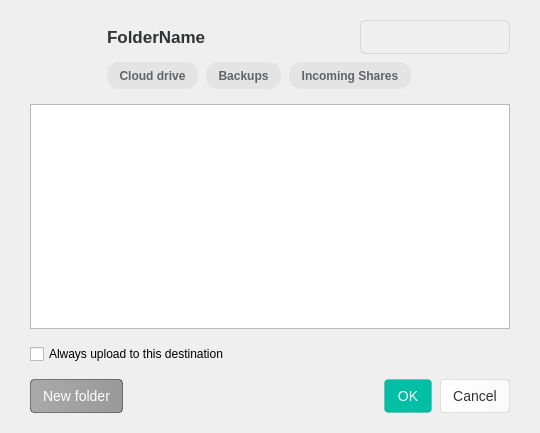
meganz/MEGAsync, file src/MEGASync/gui/node_selector/gui/win/NodeSelectorTreeViewWidget.ui: the form before one commit.
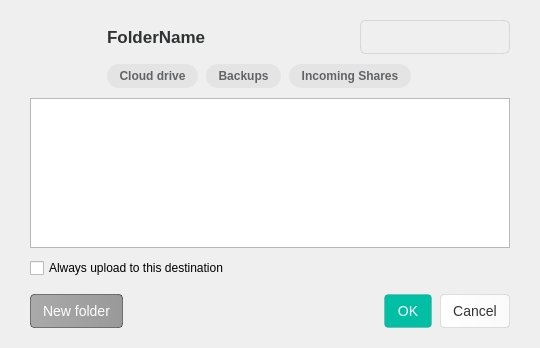
The form after the commit. Icons and pictures are not drawn. Custom widgets are drawn as their Qt base class.

Commit message: search chips margin/sizes adjusted for windows. Search chip selection behaviour fix. Hover_selection enabled for these buttons

Patch:
```diff
--- a/src/MEGASync/gui/node_selector/gui/win/NodeSelectorTreeViewWidget.ui
+++ b/src/MEGASync/gui/node_selector/gui/win/NodeSelectorTreeViewWidget.ui
@@ -7,7 +7,7 @@
     <x>0</x>
     <y>0</y>
     <width>540</width>
-    <height>433</height>
+    <height>348</height>
    </rect>
   </property>
   <property name="windowTitle">
@@ -21,7 +21,7 @@
   </property>
   <layout class="QVBoxLayout" name="NodeSelectorWidgetLayout">
    <property name="spacing">
-    <number>15</number>
+    <number>10</number>
    </property>
    <property name="leftMargin">
     <number>30</number>
@@ -47,7 +47,7 @@
       <number>2</number>
      </property>
      <property name="verticalSpacing">
-      <number>8</number>
+      <number>10</number>
      </property>
      <item row="0" column="10">
       <widget class="SearchLineEdit" name="leSearch">
@@ -291,6 +291,12 @@
          <height>0</height>
         </size>
        </property>
+       <property name="maximumSize">
+        <size>
+         <width>16777215</width>
+         <height>24</height>
+        </size>
+       </property>
        <property name="styleSheet">
         <string notr="true">QToolButton
 {
@@ -475,8 +481,8 @@
        </property>
        <property name="sizeHint" stdset="0">
         <size>
-         <width>20</width>
-         <height>4</height>
+         <width>0</width>
+         <height>10</height>
         </size>
        </property>
       </spacer>
@@ -819,7 +825,7 @@
      <property name="maximumSize">
       <size>
        <width>16777215</width>
-       <height>35</height>
+       <height>45</height>
       </size>
      </property>
      <property name="styleSheet">
@@ -841,7 +847,7 @@
        <number>0</number>
       </property>
       <property name="topMargin">
-       <number>0</number>
+       <number>6</number>
       </property>
       <property name="rightMargin">
        <number>0</number>
```
Left out of the diff: 12 changed lines with no effect on the pictures. The commit also changes 7 other files.
